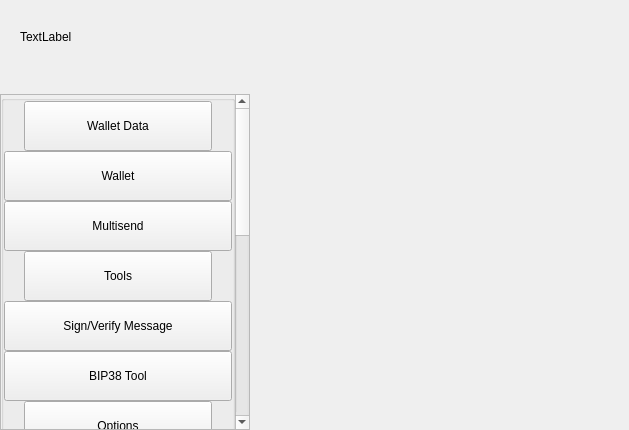
Before: the Qt Designer form src/qt/settings/forms/settingswidget.ui in eons-finance/ALQO, drawn with Qt 5.
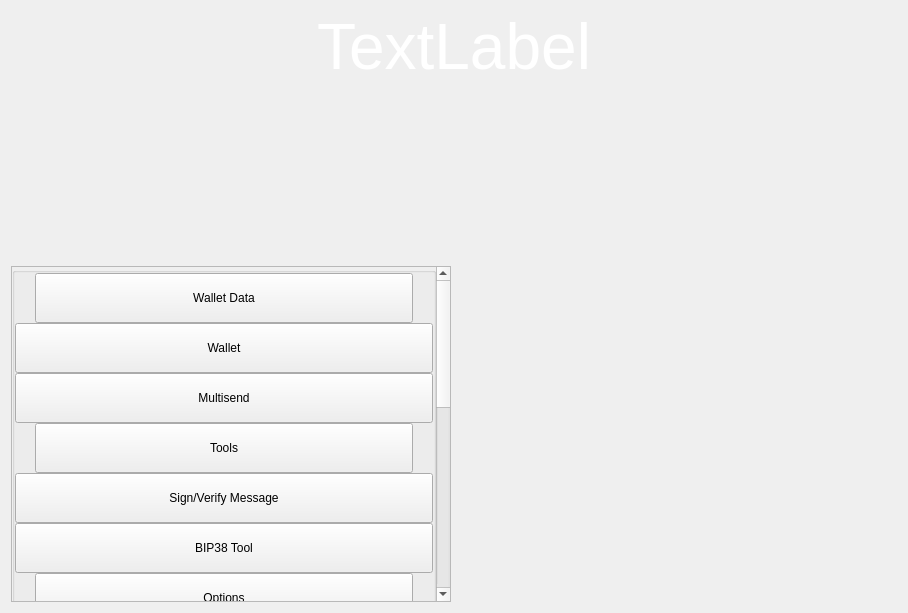
After: the same form once the commit is applied.

What changed in the file:
```diff
--- a/src/qt/settings/forms/settingswidget.ui
+++ b/src/qt/settings/forms/settingswidget.ui
@@ -6,75 +6,43 @@
    <rect>
     <x>0</x>
     <y>0</y>
-    <width>629</width>
-    <height>430</height>
+    <width>908</width>
+    <height>613</height>
    </rect>
   </property>
   <property name="windowTitle">
    <string>Form</string>
   </property>
-  <layout class="QHBoxLayout" name="horizontalLayout" stretch="1,2">
-   <property name="spacing">
-    <number>0</number>
-   </property>
-   <property name="leftMargin">
-    <number>0</number>
-   </property>
-   <property name="topMargin">
-    <number>0</number>
-   </property>
-   <property name="rightMargin">
-    <number>0</number>
-   </property>
-   <property name="bottomMargin">
-    <number>0</number>
-   </property>
+  <layout class="QVBoxLayout" name="verticalLayout_10">
    <item>
-    <widget class="QWidget" name="left" native="true">
-     <property name="minimumSize">
-      <size>
-       <width>250</width>
-       <height>0</height>
-      </size>
-     </property>
      <layout class="QVBoxLayout" name="verticalLayout">
-      <property name="leftMargin">
-       <number>0</number>
-      </property>
-      <property name="topMargin">
-       <number>0</number>
-      </property>
-      <property name="rightMargin">
-       <number>0</number>
-      </property>
-      <property name="bottomMargin">
-       <number>0</number>
-      </property>
       <item>
-       <layout class="QVBoxLayout" name="verticalLayout_1">
-        <property name="spacing">
-         <number>0</number>
-        </property>
+      <layout class="QHBoxLayout" name="horizontalLayout">
         <item>
-         <layout class="QHBoxLayout" name="horizontalLayout_1">
-          <property name="spacing">
-           <number>0</number>
-          </property>
-          <property name="leftMargin">
-           <number>20</number>
-          </property>
-          <property name="rightMargin">
-           <number>20</number>
-          </property>
+        <spacer name="horizontalSpacer_3">
+         <property name="orientation">
+          <enum>Qt::Horizontal</enum>
+         </property>
+         <property name="sizeHint" stdset="0">
+          <size>
+           <width>40</width>
+           <height>20</height>
+          </size>
+         </property>
+        </spacer>
+       </item>
           <item>
            <widget class="QLabel" name="labelTitle">
+         <property name="styleSheet">
+          <string notr="true">color:white;</string>
+         </property>
             <property name="text">
-             <string>TextLabel</string>
+          <string>&lt;html&gt;&lt;head/&gt;&lt;body&gt;&lt;p align=&quot;center&quot;&gt;&lt;span style=&quot; font-size:48pt;&quot;&gt;TextLabel&lt;/span&gt;&lt;/p&gt;&lt;/body&gt;&lt;/html&gt;</string>
             </property>
            </widget>
           </item>
           <item>
-           <spacer name="horizontalSpacer">
+        <spacer name="horizontalSpacer_2">
             <property name="orientation">
              <enum>Qt::Horizontal</enum>
             </property>
@@ -89,23 +57,22 @@
          </layout>
         </item>
         <item>
-         <spacer name="verticalSpacer_2">
+      <spacer name="verticalSpacer">
           <property name="orientation">
            <enum>Qt::Vertical</enum>
           </property>
-          <property name="sizeType">
-           <enum>QSizePolicy::Fixed</enum>
-          </property>
           <property name="sizeHint" stdset="0">
            <size>
             <width>20</width>
-            <height>20</height>
+         <height>40</height>
            </size>
           </property>
          </spacer>
         </item>
         <item>
-         <layout class="QVBoxLayout" name="verticalLayout_2">
+      <layout class="QHBoxLayout" name="horizontalLayout_5">
+       <item>
+        <layout class="QVBoxLayout" name="verticalLayout_9">
           <item>
            <widget class="QScrollArea" name="scrollArea">
             <property name="sizePolicy">
@@ -134,8 +101,8 @@
               <rect>
                <x>0</x>
                <y>0</y>
-               <width>230</width>
-               <height>887</height>
+              <width>422</width>
+              <height>839</height>
               </rect>
              </property>
              <property name="sizePolicy">
@@ -171,7 +138,7 @@
                 <item>
                  <widget class="QGroupBox" name="groupBox">
                   <property name="sizePolicy">
-                   <sizepolicy hsizetype="Preferred" vsizetype="Minimum">
+                  <sizepolicy hsizetype="MinimumExpanding" vsizetype="Minimum">
                     <horstretch>0</horstretch>
                     <verstretch>0</verstretch>
                    </sizepolicy>
@@ -782,42 +749,23 @@
           </item>
          </layout>
         </item>
-       </layout>
-      </item>
-     </layout>
-    </widget>
-   </item>
    <item>
-    <widget class="QWidget" name="right" native="true">
-     <layout class="QVBoxLayout" name="verticalLayout_9">
-      <property name="leftMargin">
-       <number>0</number>
-      </property>
-      <property name="topMargin">
-       <number>0</number>
-      </property>
-      <property name="rightMargin">
-       <number>0</number>
-      </property>
-      <property name="bottomMargin">
-       <number>0</number>
-      </property>
+        <layout class="QVBoxLayout" name="verticalLayout_2">
       <item>
-       <layout class="QVBoxLayout" name="verticalLayout_10">
-        <property name="spacing">
-         <number>6</number>
-        </property>
-        <item>
-         <layout class="QVBoxLayout" name="verticalLayout_11">
-          <item>
-           <widget class="QStackedWidget" name="stackedWidgetContainer"/>
+          <widget class="QStackedWidget" name="stackedWidgetContainer">
+           <property name="sizePolicy">
+            <sizepolicy hsizetype="Expanding" vsizetype="Preferred">
+             <horstretch>0</horstretch>
+             <verstretch>0</verstretch>
+            </sizepolicy>
+           </property>
+          </widget>
           </item>
          </layout>
         </item>
        </layout>
       </item>
      </layout>
-    </widget>
    </item>
   </layout>
  </widget>
```
Lines whose indentation alone changed are shown as unchanged.
